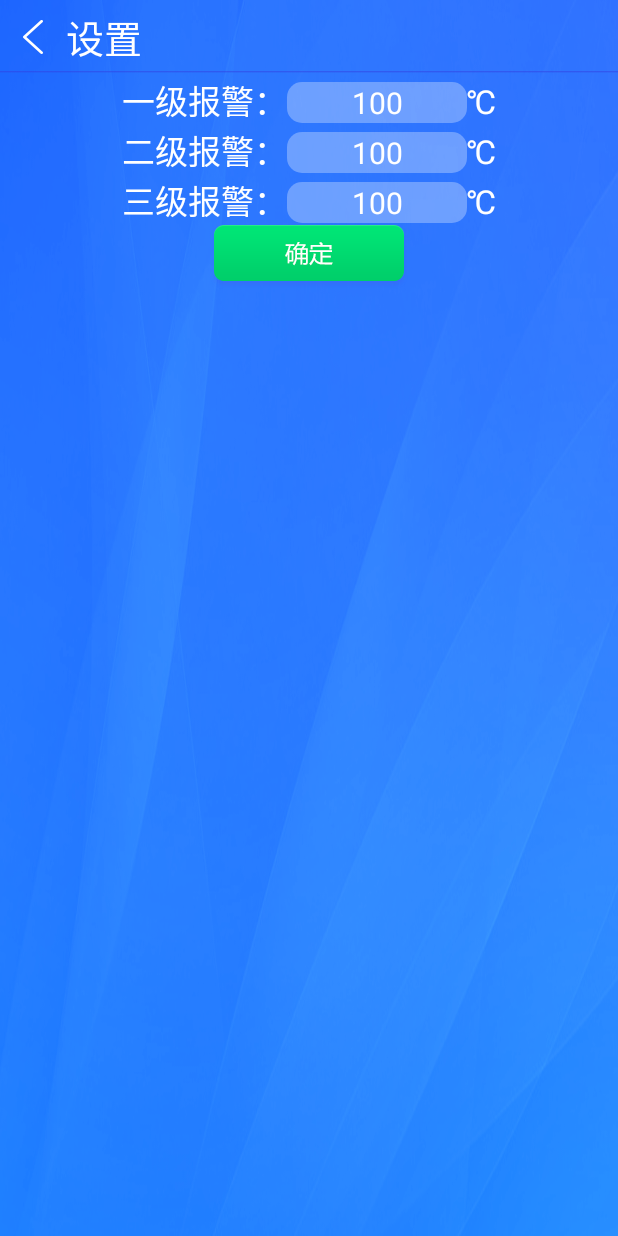
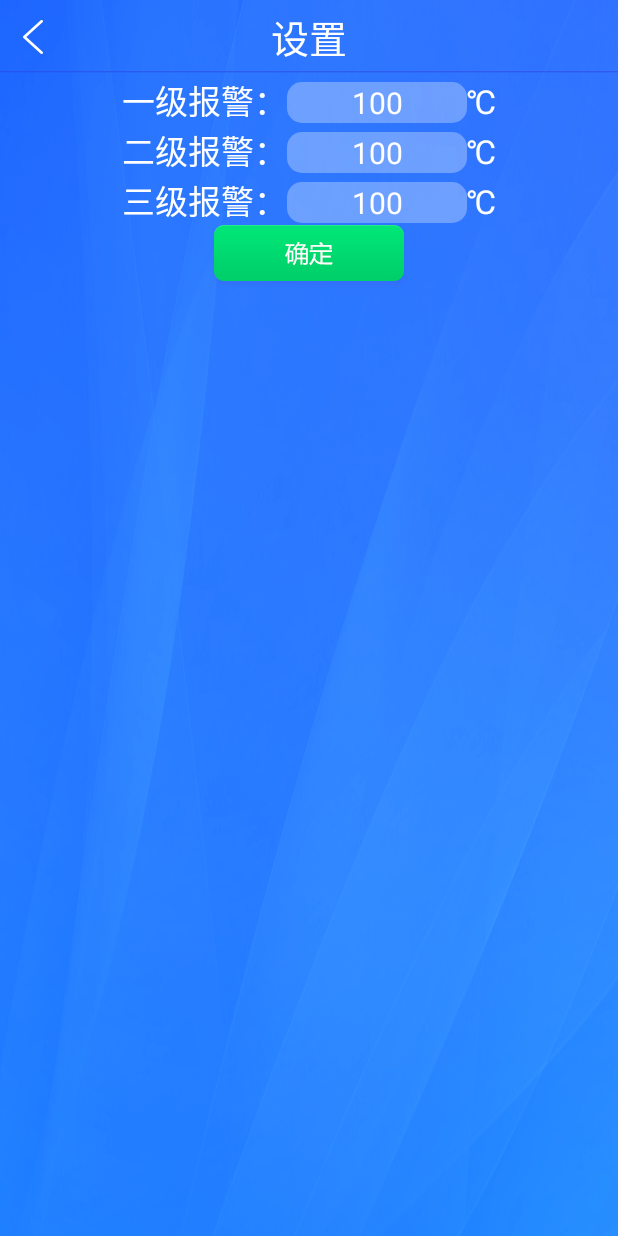
Before and after one commit to iponkan/watchtower, an Android app: the SettingActivity screen opened directly, with no data from a screen before it, on a phone screen of 412 x 824 dp. Run offline under Robolectric (Android 15) with nearby library versions, the phone set to English and light mode, and no system bars.

Commit message:
视觉调整

```diff
--- a/app/src/main/java/com/hitqz/robot/watchtower/SettingActivity.java
+++ b/app/src/main/java/com/hitqz/robot/watchtower/SettingActivity.java
@@ -5,11 +5,8 @@ import androidx.appcompat.app.AppCompatActivity;
 import android.os.Bundle;
 
 import com.hitqz.robot.commonlib.util.FullScreenUtil;
-import com.hitqz.robot.watchtower.widget.CommonTitleBar;
 
 public class SettingActivity extends AppCompatActivity {
-
-    private CommonTitleBar commonTitleBar;
 
     @Override
     protected void onCreate(Bundle savedInstanceState) {
@@ -17,8 +14,6 @@ public class SettingActivity extends AppCompatActivity {
 
         FullScreenUtil.initFullScreen(this);
         setContentView(R.layout.activity_setting);
-        commonTitleBar = findViewById(R.id.common_title_bar);
-        commonTitleBar.setBackText("设置");
     }
 
     @Override
--- a/app/src/main/java/com/hitqz/robot/watchtower/camera/CameraActivity.java
+++ b/app/src/main/java/com/hitqz/robot/watchtower/camera/CameraActivity.java
@@ -18,12 +18,9 @@ import com.hitqz.robot.commonlib.view.SteerView;
 import com.hitqz.robot.watchtower.DonghuoRecordManager;
 import com.hitqz.robot.watchtower.HCSdkManager;
 import com.hitqz.robot.watchtower.R;
-import com.hitqz.robot.watchtower.widget.CommonTitleBar;
 
 
 public class CameraActivity extends AppCompatActivity {
-
-    private CommonTitleBar commonTitleBar;
 
     public void circlePressed(View view) {
         SteerView azimuthCircle = (SteerView) view;
@@ -80,9 +77,6 @@ public class CameraActivity extends AppCompatActivity {
         hotSurfaceView = findViewById(R.id.sv_hot_camera);
         productionView = findViewById(R.id.pv_camera);
         normalSurfaceView = findViewById(R.id.sv_normal_camera);
-
-        commonTitleBar = findViewById(R.id.common_title_bar);
-        commonTitleBar.setBackText("相机设置");
 
         resetSize(hotSurfaceView, productionView, normalSurfaceView);
 
--- a/app/src/main/java/com/hitqz/robot/watchtower/widget/CommonTitleBar.java
+++ b/app/src/main/java/com/hitqz/robot/watchtower/widget/CommonTitleBar.java
@@ -2,6 +2,7 @@ package com.hitqz.robot.watchtower.widget;
 
 import android.app.Activity;
 import android.content.Context;
+import android.content.res.TypedArray;
 import android.util.AttributeSet;
 import android.view.LayoutInflater;
 import android.view.View;
@@ -31,17 +32,25 @@ public class CommonTitleBar extends FrameLayout implements View.OnClickListener
 
     public CommonTitleBar(@NonNull Context context, @Nullable AttributeSet attrs, int defStyleAttr) {
         super(context, attrs, defStyleAttr);
-        init(context);
+        init(context, attrs);
     }
 
-    private void init(Context context) {
+    private String backText = "";
+    private String titleText = "";
+
+    private void init(Context context, @Nullable AttributeSet attrs) {
         this.context = context;
-//        setBackground(new ColorDrawable(getResources().getColor(R.color.colorPrimary)));
+        TypedArray ta = context.obtainStyledAttributes(attrs, R.styleable.CommonTitleBar);
+        backText = ta.getString(R.styleable.CommonTitleBar_backText);
+        titleText = ta.getString(R.styleable.CommonTitleBar_titleText);
+        ta.recycle();
         LayoutInflater.from(context).inflate(R.layout.layout_title_bar, this, true);
         vpBack = findViewById(R.id.fl_back);
         vpBack.setOnClickListener(this);
         tvTitle = findViewById(R.id.tv_title_bar_title);
+        tvTitle.setText(titleText);
         tvBackText = findViewById(R.id.tv_title_bar_back_text);
+        tvBackText.setText(backText);
         tvBackText.setOnClickListener(this);
     }
 
@@ -55,6 +64,7 @@ public class CommonTitleBar extends FrameLayout implements View.OnClickListener
     }
 
     public void setTitle(String title) {
+        tvTitle.setTextSize(15);
         tvTitle.setText(title);
     }
 
--- a/app/src/main/res/layout/activity_camera.xml
+++ b/app/src/main/res/layout/activity_camera.xml
@@ -9,7 +9,8 @@
     <com.hitqz.robot.watchtower.widget.CommonTitleBar
         android:id="@+id/common_title_bar"
         android:layout_width="match_parent"
-        android:layout_height="50dp">
+        android:layout_height="50dp"
+        app:titleText="相机设置">
 
     </com.hitqz.robot.watchtower.widget.CommonTitleBar>
 
--- a/app/src/main/res/layout/activity_gallery.xml
+++ b/app/src/main/res/layout/activity_gallery.xml
@@ -11,7 +11,8 @@
     <com.hitqz.robot.watchtower.widget.CommonTitleBar
         android:id="@+id/common_title_bar"
         android:layout_width="match_parent"
-        android:layout_height="50dp">
+        android:layout_height="50dp"
+        app:titleText="视频库">
 
     </com.hitqz.robot.watchtower.widget.CommonTitleBar>
 
--- a/app/src/main/res/layout/activity_setting.xml
+++ b/app/src/main/res/layout/activity_setting.xml
@@ -12,7 +12,8 @@
     <com.hitqz.robot.watchtower.widget.CommonTitleBar
         android:id="@+id/common_title_bar"
         android:layout_width="match_parent"
-        android:layout_height="50dp">
+        android:layout_height="50dp"
+        app:titleText="设置">
 
     </com.hitqz.robot.watchtower.widget.CommonTitleBar>
 
--- a/app/src/main/res/layout/layout_title_bar.xml
+++ b/app/src/main/res/layout/layout_title_bar.xml
@@ -41,10 +41,8 @@
         android:layout_width="wrap_content"
         android:layout_height="wrap_content"
         android:layout_gravity="center"
-        android:text="hhh"
         android:textColor="@android:color/white"
         android:textSize="25dp"
-        android:visibility="gone"
         tools:visibility="visible" />
 
     <ImageView
```
Also changed, not shown: app/src/main/java/com/hitqz/robot/watchtower/bean/DonghuoRecord.java (+8 -0 lines), app/src/main/java/com/hitqz/robot/watchtower/gallery/GalleryActivity.java (+1 -7 lines), app/src/main/java/com/hitqz/robot/watchtower/gallery/VideoListActivity.java (+17 -3 lines), app/src/main/java/com/hitqz/robot/watchtower/player/PlayerActivity.java (+16 -11 lines), app/src/main/res/layout/activity_palyer.xml (+18 -1 lines), app/src/main/res/values/attrs.xml (added, +7 -0 lines), app/src/main/res/drawable-hdpi/bt_pause.png (deleted), app/src/main/res/drawable-hdpi/bt_play.png (deleted), app/src/main/res/drawable-xhdpi/icon_pause.png (added), app/src/main/res/drawable-xhdpi/icon_play.png (added), 1 other file.
